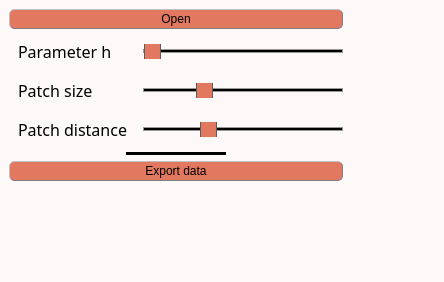
Qt form inichord/Denoise_2Dmap.ui (Cyril-Langlois/iniCHORD) before a commit.
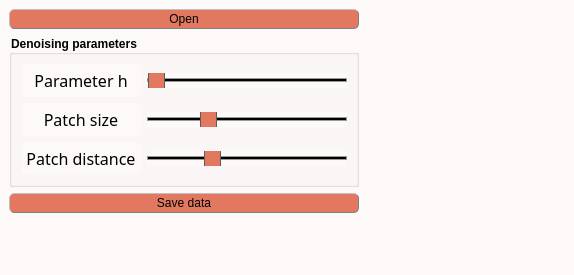
The same form after that commit. Icons and pictures are not drawn. Custom widgets are drawn as their Qt base class.

What changed in the file:
```diff
--- a/inichord/Denoise_2Dmap.ui
+++ b/inichord/Denoise_2Dmap.ui
@@ -9,8 +9,8 @@
    <rect>
     <x>0</x>
     <y>0</y>
-    <width>444</width>
-    <height>282</height>
+    <width>548</width>
+    <height>275</height>
    </rect>
   </property>
   <property name="sizePolicy">
@@ -72,12 +72,6 @@
 /* Padding 2 */
 QPushButton, QPushButton:hover, QCheckBox {padding : 2px;}
 
-/* Gestion taille des QCheckBoxes */
-QCheckBox::indicator:unchecked, QCheckBox::indicator:unchecked:hover, QCheckBox::indicator:checked, QCheckBox::indicator:checked:hover  {
-	width :15px;
-	height : 15px;
-}
-
 QLabel {
 	Border-radius : 5px;
 	border-width : 0px;
@@ -174,6 +168,10 @@
     height: 30px;
     margin: -10px 0; /* handle is placed by default on the contents rect of the groove. Expand outside the groove */
     border-radius: 3px;
+}
+
+QGroupBox {
+    font-weight: bold;
 }</string>
   </property>
   <property name="toolButtonStyle">
@@ -209,6 +207,12 @@
          </widget>
         </item>
         <item>
+         <widget class="QGroupBox" name="groupBox">
+          <property name="title">
+           <string>Denoising parameters</string>
+          </property>
+          <layout class="QVBoxLayout" name="verticalLayout_3">
+           <item>
          <layout class="QHBoxLayout" name="horizontalLayout">
           <item>
            <widget class="QLabel" name="label_h">
@@ -240,6 +244,9 @@
             <property name="textFormat">
              <enum>Qt::PlainText</enum>
             </property>
+               <property name="alignment">
+                <set>Qt::AlignCenter</set>
+               </property>
            </widget>
           </item>
           <item>
@@ -307,6 +314,9 @@
             <property name="text">
              <string>Patch size</string>
             </property>
+               <property name="alignment">
+                <set>Qt::AlignCenter</set>
+               </property>
            </widget>
           </item>
           <item>
@@ -371,6 +381,9 @@
             <property name="text">
              <string>Patch distance</string>
             </property>
+               <property name="alignment">
+                <set>Qt::AlignCenter</set>
+               </property>
            </widget>
           </item>
           <item>
@@ -406,32 +419,7 @@
           </item>
          </layout>
         </item>
-        <item alignment="Qt::AlignHCenter">
-         <widget class="Line" name="line1_2">
-          <property name="sizePolicy">
-           <sizepolicy hsizetype="Fixed" vsizetype="Fixed">
-            <horstretch>0</horstretch>
-            <verstretch>0</verstretch>
-           </sizepolicy>
-          </property>
-          <property name="minimumSize">
-           <size>
-            <width>100</width>
-            <height>0</height>
-           </size>
-          </property>
-          <property name="frameShadow">
-           <enum>QFrame::Plain</enum>
-          </property>
-          <property name="lineWidth">
-           <number>5</number>
-          </property>
-          <property name="midLineWidth">
-           <number>5</number>
-          </property>
-          <property name="orientation">
-           <enum>Qt::Horizontal</enum>
-          </property>
+          </layout>
          </widget>
         </item>
         <item>
@@ -440,7 +428,7 @@
            <string>&lt;html&gt;&lt;head/&gt;&lt;body&gt;&lt;p&gt;&lt;span style=&quot; font-size:11pt;&quot;&gt;Export data to the main GUI&lt;/span&gt;&lt;/p&gt;&lt;/body&gt;&lt;/html&gt;</string>
           </property>
           <property name="text">
-           <string>Export data</string>
+           <string>Save data</string>
           </property>
           <property name="icon">
            <iconset>
@@ -473,6 +461,12 @@
             <verstretch>0</verstretch>
            </sizepolicy>
           </property>
+          <property name="minimumSize">
+           <size>
+            <width>200</width>
+            <height>0</height>
+           </size>
+          </property>
          </widget>
         </item>
        </layout>
```
Left out of the diff: 6 changed lines with no effect on the pictures. Lines whose indentation alone changed are shown as unchanged.
